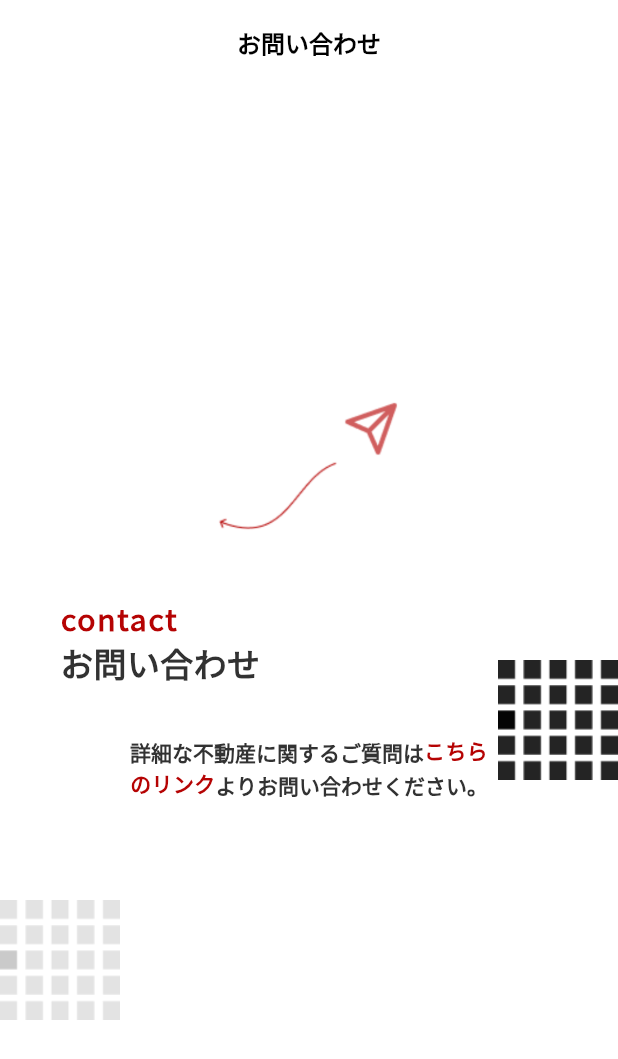
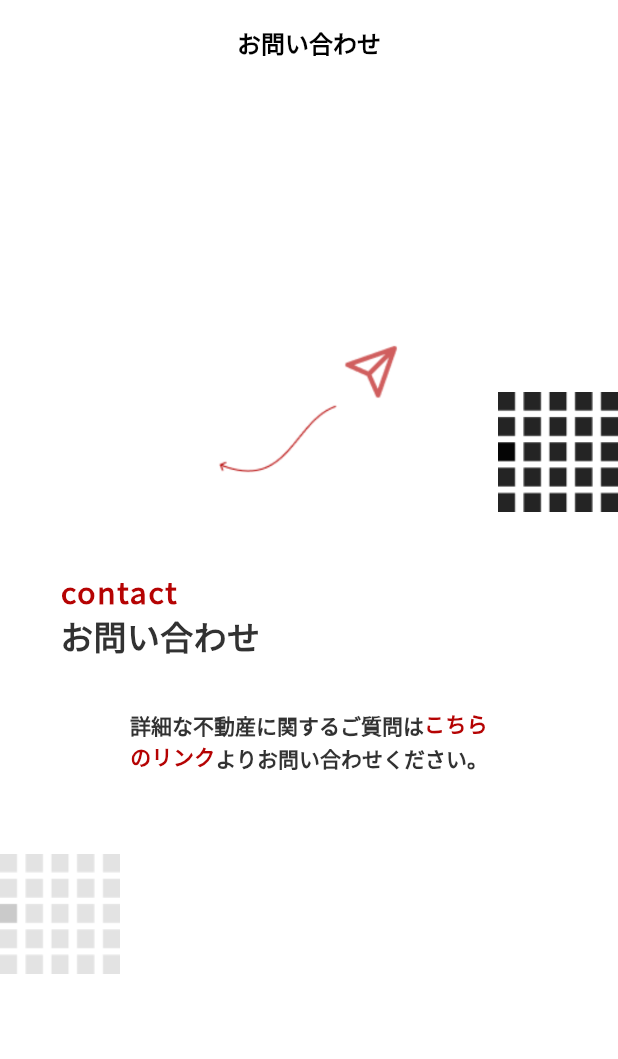
Before and after one commit to sekiguchimend/loan-simulation, a Flutter app: the ConsultScreen screen opened directly, after a tap on "こちら", on a phone screen of 412 x 824 dp. Shown: the top 1059 px of the screen. Run offline on Flutter 3.47's test engine with Material 3 defaults, Android fonts, the phone set to English and light mode, and no system bars; our stand-ins replace cached_network_image, flutter_dotenv, flutter_hooks, flutter_markdown, font_awesome_flutter, google_fonts and 2 more; accounts and stored records are empty.

Commit message:
final fix

```diff
--- a/lib/home.dart
+++ b/lib/home.dart
@@ -99,7 +99,7 @@ class CustomBottomNavigationBar extends StatelessWidget {
                   Icon(
                     item['icon'] as IconData,
                     color: isSelected
-                        ? Theme.of(context).colorScheme.primary
+                        ? Color(0xFFD30B17)
                         : Colors.grey,
                     size: 24,
                   ),
@@ -109,7 +109,7 @@ class CustomBottomNavigationBar extends StatelessWidget {
                     style: TextStyle(
                       fontSize: 9, // 少し小さめに
                       color: isSelected
-                          ? Theme.of(context).colorScheme.primary
+                          ? Color(0xFFD30B17)
                           : Colors.grey,
                       fontWeight: isSelected ? FontWeight.w600 : FontWeight.normal,
                     ),
--- a/lib/main.dart
+++ b/lib/main.dart
@@ -43,7 +43,7 @@ class MyApp extends StatelessWidget {
   @override
   Widget build(BuildContext context) {
     return MaterialApp(
-      title: 'Flutter Supabase App',
+      title: 'Loan-Simulation',
       theme: AppTheme.lightTheme,
       home: const SetupScreen(),
       debugShowCheckedModeBanner: false,
--- a/lib/pages/consult/consult_screen.dart
+++ b/lib/pages/consult/consult_screen.dart
@@ -24,19 +24,15 @@ class ConsultScreen extends HookConsumerWidget {
         elevation: 0,
         surfaceTintColor: Colors.transparent,
       ),
-      body: SizedBox(
-        height: MediaQuery.of(context).size.height - 140,
-        child: Stack(
+      body: Stack(
         children: [
-            // 背景の装飾要素
-            _buildBackgroundDecorations(),
-
           // メインコンテンツ
-            Column(
-
+          Center(
+            child: Transform.translate(
+              offset: const Offset(0, -90),
+              child: Column(
                 mainAxisAlignment: MainAxisAlignment.center,
                 children: [
-
                 Image.asset(
                   'assets/images/sendarrow.png',
                   width: 250,
@@ -44,14 +40,16 @@ class ConsultScreen extends HookConsumerWidget {
                   fit: BoxFit.contain,
                 ),
 
+                const SizedBox(height: 20),
+
                 // "contact お問い合わせ" テキスト
                 Row(
                   children: [
-                    SizedBox(width: 40,),
+                    const SizedBox(width: 40),
                     Column(
                       crossAxisAlignment: CrossAxisAlignment.start,
                       children: [
-                        Text(
+                        const Text(
                           'contact',
                           style: TextStyle(
                             fontSize: 20,
@@ -77,23 +75,26 @@ class ConsultScreen extends HookConsumerWidget {
 
                 // 説明文とリンク
                 _buildContactText(context),
-
-                const SizedBox(height: 40),
               ],
             ),
+          ),
+          ),
+
+          // 背景の装飾要素
+          _buildBackgroundDecorations(context),
         ],
-        ),
       ),
     );
   }
 
-  Widget _buildBackgroundDecorations() {
+  Widget _buildBackgroundDecorations(BuildContext context) {
+    final screenHeight = MediaQuery.of(context).size.height - 140;
+
     return Stack(
       children: [
-
-        // 黒いボックス（右下）
+        // 黒いボックス（右上寄り - contactテキストの近く）
         Positioned(
-          bottom: 220,
+          top: screenHeight * 0.30,
           right: 0,
           child: Image.asset(
             'assets/images/box1.png',
@@ -103,9 +104,9 @@ class ConsultScreen extends HookConsumerWidget {
           ),
         ),
 
-        // 灰色のボックス（左下）
+        // 灰色のボックス（左下寄り - 最後のコンテンツの近く）
         Positioned(
-          bottom: 60,
+          top: screenHeight * 0.75,
           left: 0,
           child: Image.asset(
             'assets/images/box2.png',
@@ -141,14 +142,12 @@ class ConsultScreen extends HookConsumerWidget {
                 WidgetSpan(
                   child: GestureDetector(
                     onTap: () => _launchUrl('https://daikichi-ir.com/contact/'),
-                    child: Container(
-                      child: Text(
+                    child: const Text(
                       'こちら',
                       style: TextStyle(
                         fontSize: 14,
                         color: Color(0xFFB50303),
                         fontWeight: FontWeight.w900,
-                        ),
                       ),
                     ),
                   ),
@@ -170,14 +169,12 @@ class ConsultScreen extends HookConsumerWidget {
                 WidgetSpan(
                   child: GestureDetector(
                     onTap: () => _launchUrl('https://daikichi-ir.com/contact/'),
-                    child: Container(
-                      child: Text(
+                    child: const Text(
                       'のリンク',
                       style: TextStyle(
                         fontSize: 14,
                         color: Color(0xFFB50303),
                         fontWeight: FontWeight.w900,
-                        ),
                       ),
                     ),
                   ),
--- a/lib/pages/knowleage/knowledge_detail_screen.dart
+++ b/lib/pages/knowleage/knowledge_detail_screen.dart
@@ -232,8 +232,8 @@ class KnowleageDetailScreen extends HookConsumerWidget {
                       vertical: 2,
                     ),
                     decoration: BoxDecoration(
-                      color: Theme.of(context).colorScheme.primary,
-                      borderRadius: BorderRadius.circular(3),
+                      color: Color(0xFF660F15),
+                      borderRadius: BorderRadius.circular(0), // 角ばらせる
                     ),
                     child: Text(
                       article.category.isNotEmpty ? article.category : category ?? '',
--- a/lib/pages/knowleage/knowledge_screen.dart
+++ b/lib/pages/knowleage/knowledge_screen.dart
@@ -175,9 +175,12 @@ class KnowleageScreen extends HookConsumerWidget {
                     selectedCategory.value = category;
                   },
                   backgroundColor: Colors.grey[100],
-                  selectedColor: Theme.of(context).colorScheme.primary,
+                  selectedColor: Color(0xFF660F15),
                   checkmarkColor: Colors.white,
                   side: BorderSide.none,
+                  shape: RoundedRectangleBorder(
+                    borderRadius: BorderRadius.circular(0), // 角ばらせる
+                  ),
                   padding: const EdgeInsets.symmetric(horizontal: 12, vertical: 8),
                 ),
               );
--- a/lib/pages/knowleage/widgets/knowleage_tile_widget.dart
+++ b/lib/pages/knowleage/widgets/knowleage_tile_widget.dart
@@ -17,8 +17,8 @@ class KnowleageTileWidget extends StatelessWidget {
   });
 
   Color _getCategoryColor(BuildContext context, String category) {
-    // フィルタリング部分と同じ色を使用
-    return Theme.of(context).colorScheme.primary;
+    // #660F15カラーを使用
+    return Color(0xFF660F15);
   }
 
   @override
@@ -78,7 +78,7 @@ class KnowleageTileWidget extends StatelessWidget {
                     child: Column(
                       crossAxisAlignment: CrossAxisAlignment.start,
                       children: [
-                        // カテゴリータグ（フィルタリング部分と同じ色）
+                        // カテゴリータグ（角ばった形状、#660F15カラー）
                         Container(
                           padding: const EdgeInsets.symmetric(
                             horizontal: 6,
@@ -86,7 +86,7 @@ class KnowleageTileWidget extends StatelessWidget {
                           ),
                           decoration: BoxDecoration(
                             color: _getCategoryColor(context, category),
-                            borderRadius: BorderRadius.circular(3),
+                            borderRadius: BorderRadius.circular(0), // 角ばらせる
                           ),
                           child: Text(
                             category,
```
Lines whose indentation alone changed are shown as unchanged.
